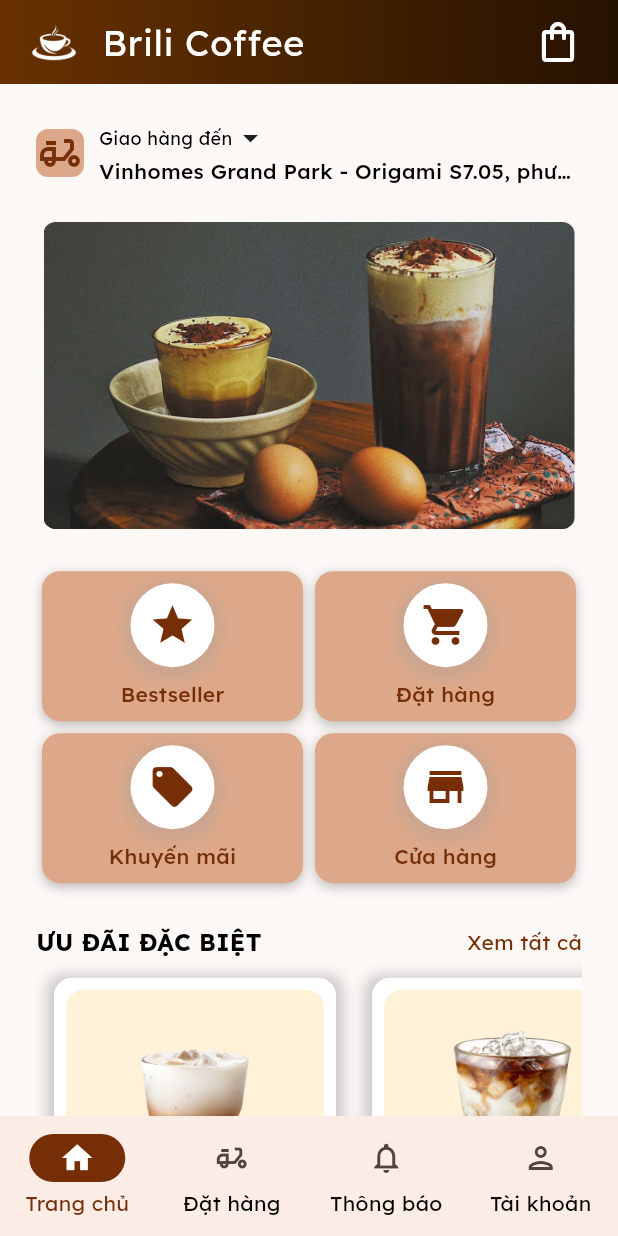
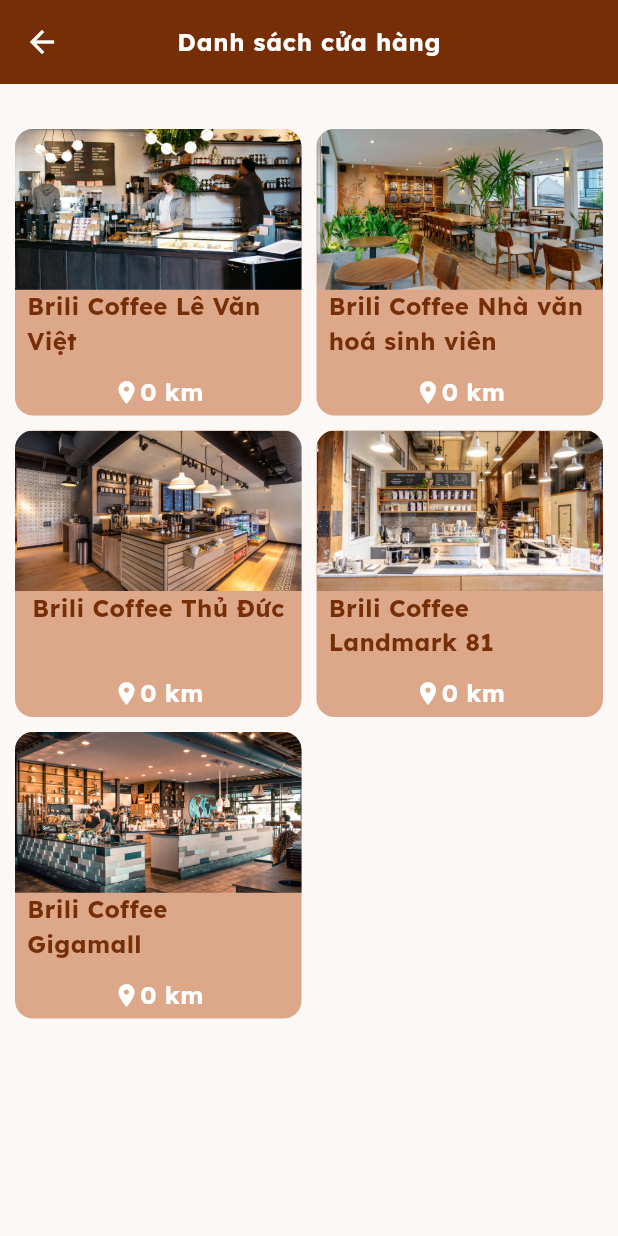
Before and after one commit to minhtun64/flutter-coffee-tea-shop-app, a Flutter app: the screen it shows after launch, after a tap on "Cửa hàng", on a phone screen of 412 x 824 dp. Run offline on Flutter 3.47's test engine with Material 3 defaults, Android fonts, the phone set to English and light mode, and no system bars; drawn by our look-alikes of carousel_slider; our stand-ins replace badges, dots_indicator, flutter_svg, geolocator, shared_preferences, sqflite; accounts and stored records are empty.

Commit message:
Store List UI, Calculate distance,...

```diff
--- /dev/null
+++ b/lib/models/store_model.dart
@@ -0,0 +1,65 @@
+class StoreItem {
+  final String id;
+  final String name;
+  final String image;
+  final double lat;
+  final double lng;
+  double distance;
+
+  StoreItem({
+    required this.id,
+    required this.name,
+    required this.image,
+    required this.lat,
+    required this.lng,
+    this.distance = 0,
+  });
+
+  Map toJson() {
+    return {
+      'id': id,
+      'name': name,
+      'image': image,
+      'lat': lat,
+      'lng': lng,
+    };
+  }
+}
+
+final List<StoreItem> storeItems = [
+  StoreItem(
+    id: '1',
+    name: 'Brili Coffee Lê Văn Việt',
+    image: 'assets/images/stores/store_1.jpeg',
+    lat: 37.7860604,
+    lng: -122.4082781,
+  ),
+  StoreItem(
+    id: '2',
+    name: 'Brili Coffee Nhà văn hoá sinh viên',
+    image: 'assets/images/stores/store_2.jpeg',
+    lat: 37.7862546,
+    lng: -122.4139419,
+  ),
+  StoreItem(
+    id: '3',
+    name: 'Brili Coffee Thủ Đức',
+    image: 'assets/images/stores/store_3.jpeg',
+    lat: 37.7814644,
+    lng: -122.4052868,
+  ),
+  StoreItem(
+    id: '4',
+    name: 'Brili Coffee Landmark 81',
+    image: 'assets/images/stores/store_4.jpeg',
+    lat: 37.7864032,
+    lng: -122.3983216,
+  ),
+  StoreItem(
+    id: '5',
+    name: 'Brili Coffee Gigamall',
+    image: 'assets/images/stores/store_5.jpeg',
+    lat: 37.7886872,
+    lng: -122.4038625,
+  ),
+];
--- a/lib/screens/home/widgets/home_options.dart
+++ b/lib/screens/home/widgets/home_options.dart
@@ -2,6 +2,7 @@
 
 import '../../../values/app_strings.dart';
 import '../../bottomTabsNavigation/bottomTabsNavigation.dart';
+import '../../store/store_screen.dart';
 import 'home_option_button.dart';
 
 class HomeOptions extends StatelessWidget {
@@ -53,8 +54,10 @@
               label: AppStrings.store,
               icon: Icons.store,
               onTap: () {
-                // Handle Store button press
-                print("Store button pressed");
+                Navigator.push(
+                  context,
+                  MaterialPageRoute(builder: (context) => const StorePage()),
+                );
               },
             ),
           ],
--- /dev/null
+++ b/lib/screens/store/store_screen.dart
@@ -0,0 +1,191 @@
+import 'package:flutter/material.dart';
+import 'package:flutter_coffee_tea_shop_app/values/app_colors.dart';
+import 'package:flutter_coffee_tea_shop_app/values/app_theme.dart';
+import 'package:geolocator/geolocator.dart';
+import 'package:url_launcher/url_launcher.dart';
+import '../../models/store_model.dart';
+
+class StorePage extends StatefulWidget {
+  const StorePage({Key? key}) : super(key: key);
+
+  @override
+  _StorePageState createState() => _StorePageState();
+}
+
+class _StorePageState extends State<StorePage> {
+  Position? _currentUserPosition;
+  double? distanceImMeter = 0.0;
+  // Data data = Data();
+  List<StoreItem> items = storeItems;
+
+  Future _getTheDistance() async {
+    bool serviceEnabled;
+    LocationPermission permission;
+
+    serviceEnabled = await Geolocator.isLocationServiceEnabled();
+    if (!serviceEnabled) {
+      return Future.error('Location services are disabled');
+    }
+
+    permission = await Geolocator.checkPermission();
+    if (permission == LocationPermission.denied) {
+      permission = await Geolocator.requestPermission();
+      if (permission == LocationPermission.denied) {
+        return Future.error('Location permissions are denied');
+      }
+    }
+
+    if (permission == LocationPermission.deniedForever) {
+      return Future.error(
+          'Location permissions are permanently denied, we cannot request permissions.');
+    }
+
+    _currentUserPosition = await Geolocator.getCurrentPosition(
+        desiredAccuracy: LocationAccuracy.high);
+    print(_currentUserPosition!.latitude);
+    for (int i = 0; i < items.length; i++) {
+      double storelat = items[i].lat;
+
+      double storelng = items[i].lng;
+
+      distanceImMeter = Geolocator.distanceBetween(
+        _currentUserPosition!.latitude,
+        _currentUserPosition!.longitude,
+        storelat,
+        storelng,
+      );
+      var distance = distanceImMeter?.round().toInt();
+
+      items[i].distance = (distance! / 100);
+      setState(() {});
+    }
+  }
+
+  @override
+  void initState() {
+    _getTheDistance();
+    super.initState();
+  }
+
+  @override
+  Widget build(BuildContext context) {
+    var height = MediaQuery.of(context).size.height;
+    var width = MediaQuery.of(context).size.width;
+    return Scaffold(
+      backgroundColor: AppColors.scaffoldBackgroundColor,
+      appBar: AppBar(
+        iconTheme: const IconThemeData(
+          color: Colors.white, // Thay đổi màu ở đây
+        ),
+        centerTitle: true,
+        backgroundColor: AppColors.primaryColor,
+        title: const Text('Danh sách cửa hàng',
+            style: AppTheme.body_Medium_Bold_White),
+      ),
+      body: Padding(
+        padding: const EdgeInsets.fromLTRB(10, 30, 10, 0),
+        child: GridView.builder(
+            itemCount: items.length,
+            gridDelegate: const SliverGridDelegateWithMaxCrossAxisExtent(
+              maxCrossAxisExtent: 200,
+              childAspectRatio: 3 / 3,
+              crossAxisSpacing: 10,
+              mainAxisSpacing: 10,
+            ),
+            itemBuilder: (context, index) {
+              return Container(
+                decoration: const BoxDecoration(
+                  borderRadius: BorderRadius.all(Radius.circular(12)),
+                  color: AppColors.cardColor,
+                ),
+                padding: const EdgeInsets.only(bottom: 4),
+                // height: height * 0.9,
+                // width: width * 0.3,
+                child: Column(
+                  mainAxisAlignment: MainAxisAlignment.spaceBetween,
+                  // crossAxisAlignment: CrossAxisAlignment.start,
+                  children: [
+                    GestureDetector(
+                      onTap: () => showDirection(items[index]),
+                      child: Column(
+                        children: [
+                          ClipRRect(
+                            borderRadius: const BorderRadius.vertical(
+                                top: Radius.circular(12)),
+                            child: Image(
+                              height: height * 0.13,
+                              width: width,
+                              image: AssetImage(items[index].image),
+                              fit: BoxFit.cover,
+                            ),
+                          ),
+                          // SizedBox(
+                          //   height:
+                          //   width: width,
+                          //   child: Image.asset(
+                          //     items[index].image,
+                          //     fit: BoxFit.cover,
+                          //   ),
+                          // ),
+                          Padding(
+                            padding:
+                                const EdgeInsets.symmetric(horizontal: 8.0),
+                            child: Text(
+                              items[index].name,
+                              maxLines: 2,
+                              style: const TextStyle(
+                                fontSize: 16,
+                                fontWeight: FontWeight.bold,
+                                color: AppColors.primaryColor,
+                              ),
+                            ),
+                          ),
+                        ],
+                      ),
+                    ),
+                    Row(
+                      mainAxisAlignment: MainAxisAlignment.center,
+                      children: [
+                        const Icon(
+                          Icons.location_on,
+                          color: Colors.white,
+                          size: 18,
+                        ),
+                        Text(
+                          "${items[index].distance.round()} km",
+                          style: const TextStyle(
+                            fontSize: 16,
+                            fontWeight: FontWeight.bold,
+                            color: Colors.white,
+                          ),
+                        ),
+                      ],
+                    ),
+                  ],
+                ),
+              );
+            }),
+      ),
+    );
+  }
+
+  Future<void> showDirection(StoreItem item) async {
+    final Uri url = Uri.parse(
+        'https://www.google.com/maps/dir/${_currentUserPosition!.latitude},${_currentUserPosition!.longitude}/${item.lat},${item.lng}?entry=ttu');
+    print(url);
+    if (!await launchUrl(url)) {
+      throw Exception('Could not launch $url');
+    }
+    // try {
+    //   if (await canLaunchUrl(url)) {
+    //     await launchUrl(url);
+    //   } else {
+    //     // Handle the case where the URL cannot be launched
+    //     print('Could not launch $url');
+    //   }
+    // } catch (e) {
+    //   // Handle exceptions (e.g., PlatformException)
+    //   print('Error launching URL: $e');
+    // }
+  }
+}
--- a/pubspec.yaml
+++ b/pubspec.yaml
@@ -45,6 +45,8 @@
   path_provider: ^2.1.2
   sqflite: ^2.3.0
   provider: ^6.1.1
+  geolocator: ^10.1.0
+  url_launcher: ^6.2.4
 
   # shared_preferences: ^2.0.15
   # path_provider: ^2.0.10
@@ -88,6 +90,7 @@
   - assets/images/banners/slider_banners/
   - assets/images/products/coffee/
   - assets/images/products/tea/
+  - assets/images/stores/
   - assets/images/banners/product_banners/
   - assets/images/banners/sale_off_banners/
 
```
Also changed, not shown: assets/images/stores/store_1.jpeg (added), assets/images/stores/store_2.jpeg (added), assets/images/stores/store_3.jpeg (added), assets/images/stores/store_4.jpeg (added), assets/images/stores/store_5.jpeg (added), pubspec.lock, 109 other files.
